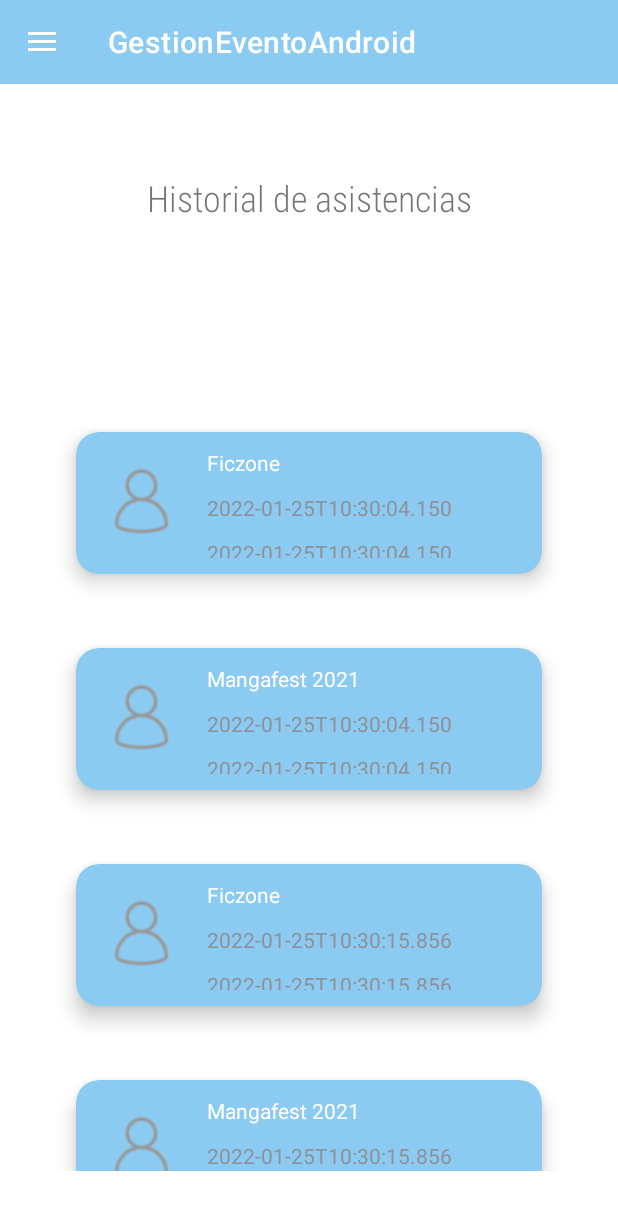
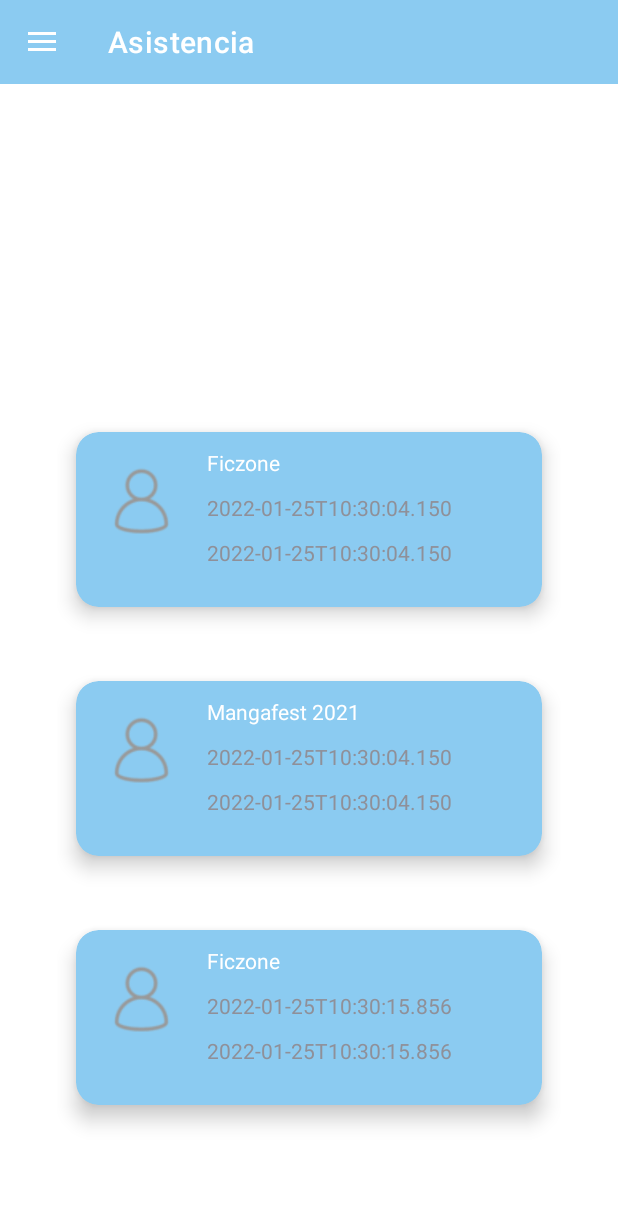
Before and after one commit to bdez1997/EasyEevnt, an Android app: the MainActivity screen opened directly, with no data from a screen before it, in the side drawer, after a tap on "Historial", on a phone screen of 412 x 824 dp. Shown: the top 1210 px of the screen. Run offline under Robolectric (Android 15) with nearby library versions, the light colour scheme and no system bars; network calls fail.

Commit message:
Wip
Arreglo del diseño de las interfaces android

```diff
--- a/GestionEventoAndroid/app/src/main/java/com/bermudez/gestioneventoandroid/MainActivity.java
+++ b/GestionEventoAndroid/app/src/main/java/com/bermudez/gestioneventoandroid/MainActivity.java
@@ -35,6 +35,7 @@
     protected void onCreate(Bundle savedInstanceState) {
         super.onCreate(savedInstanceState);
         setContentView(R.layout.activity_main);
+        setTitle("Eventos");
         Intent i = new Intent(this, LoginActivity.class);
         startActivity(i);
         showData();
@@ -83,8 +84,8 @@
 
         switch(item.getItemId()) {
             case R.id.opPerfil: openPerfil(); break;
-            case R.id.opEventos: openFragment(new PrincipalFragment()); break;
-            case R.id.opHistorial: openFragment(new AsistenciaFragment()); break;
+            case R.id.opEventos: openFragment(new PrincipalFragment()); setTitle("Eventos"); break;
+            case R.id.opHistorial: openFragment(new AsistenciaFragment()); setTitle("Asistencia"); break;
             case R.id.salir: salir(); break;
         }
         return false;
--- a/GestionEventoAndroid/app/src/main/res/layout/activity_eventos_adapter.xml
+++ b/GestionEventoAndroid/app/src/main/res/layout/activity_eventos_adapter.xml
@@ -5,7 +5,7 @@
 
     android:id="@+id/cardEvento"
     android:layout_width="match_parent"
-    android:layout_height="wrap_content"
+    android:layout_height="150dp"
     android:layout_marginVertical="8dp"
     app:cardBackgroundColor="@color/cardViewClaro"
     app:cardCornerRadius="15dp"
--- a/GestionEventoAndroid/app/src/main/res/layout/fragment_asistencia.xml
+++ b/GestionEventoAndroid/app/src/main/res/layout/fragment_asistencia.xml
@@ -26,18 +26,6 @@
 
         </androidx.recyclerview.widget.RecyclerView>
 
-        <TextView
-            android:id="@+id/txtHistorial"
-            android:layout_width="wrap_content"
-            android:layout_height="wrap_content"
-            android:fontFamily="sans-serif-condensed-light"
-            android:text="Historial de asistencias"
-            android:textSize="24sp"
-            app:layout_constraintBottom_toTopOf="@+id/rvHistorial"
-            app:layout_constraintEnd_toEndOf="parent"
-            app:layout_constraintStart_toStartOf="parent"
-            app:layout_constraintTop_toTopOf="parent" />
-
     </androidx.constraintlayout.widget.ConstraintLayout>
 
 </FrameLayout>
```
Also changed, not shown: GestionEventoAndroid/app/src/main/res/layout/fragment_principal.xml (+1 -11 lines).
